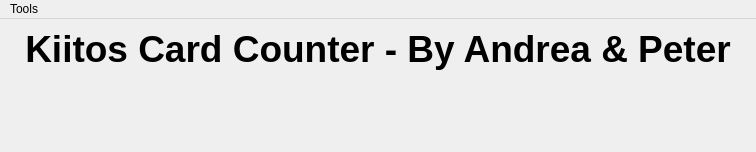
Before: the Qt Designer form src/kiitos/game.ui in PeterMitrano/kiitos-tracker, drawn with Qt 5.
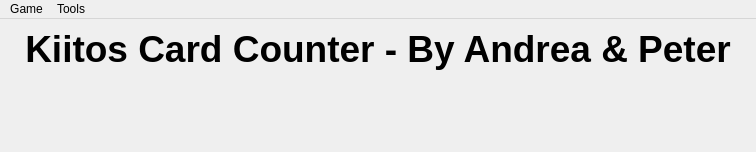
After: the same form once the commit is applied.

Patch:
```diff
--- a/src/kiitos/game.ui
+++ b/src/kiitos/game.ui
@@ -65,6 +65,13 @@
     </property>
     <addaction name="action_capture"/>
    </widget>
+   <widget class="QMenu" name="menuGame">
+    <property name="title">
+     <string>Game</string>
+    </property>
+    <addaction name="reset_action"/>
+   </widget>
+   <addaction name="menuGame"/>
    <addaction name="menuTools"/>
   </widget>
   <action name="action_capture">
```
Left out of the diff: 9 changed lines with no effect on the pictures.
